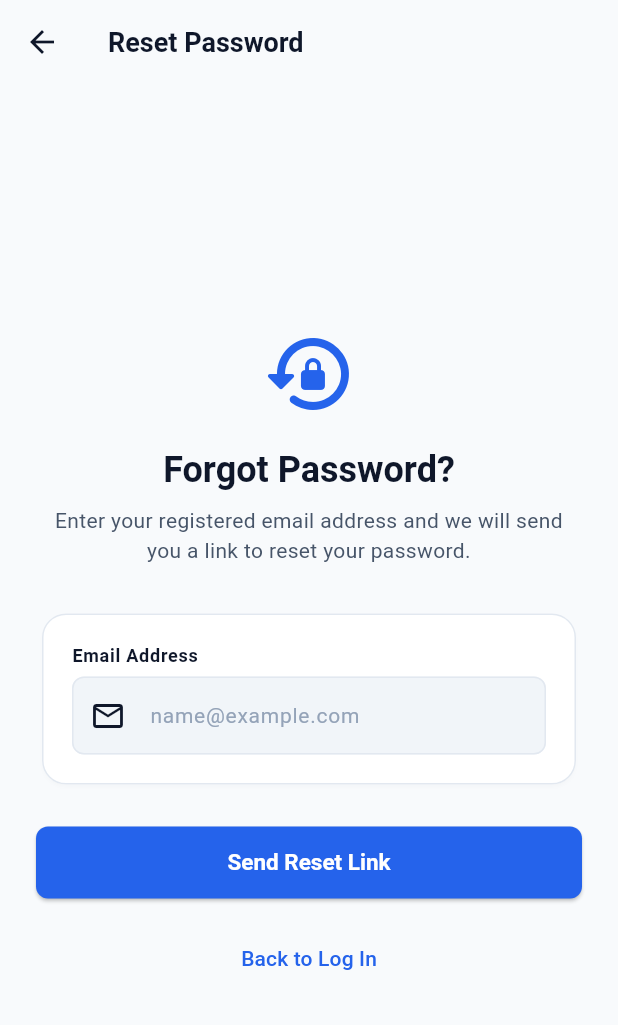
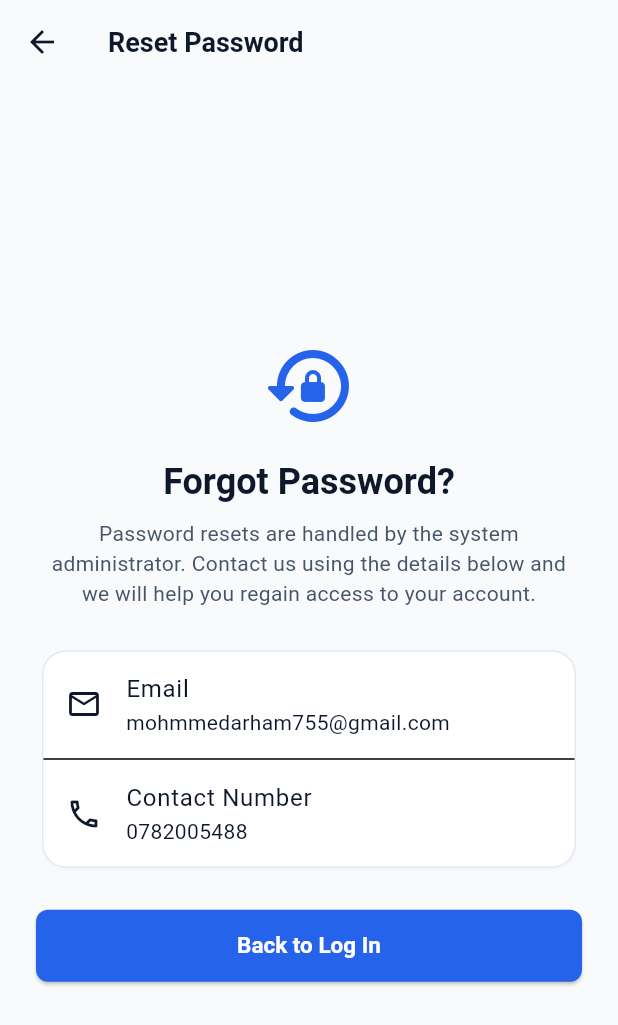
Before and after one commit to mohmmedarham755-lgtm/creditbillsystems, a Flutter app: the ForgotPasswordScreen screen opened by its route, on a phone screen of 412 x 824 dp. Shown: the top 1025 px of the screen. Run offline on Flutter 3.47's test engine with Material 3 defaults, Android fonts, the phone set to English and light mode, and no system bars; our stand-ins replace flutter_local_notifications, flutter_secure_storage, image_picker, sqflite, sqflite_common_ffi_web, table_calendar and 1 more; accounts and stored records are empty.

Commit message:
feat: brand app icon and route password resets to admin contact

```diff
--- a/lib/features/auth/presentation/forgot_password_screen.dart
+++ b/lib/features/auth/presentation/forgot_password_screen.dart
@@ -1,70 +1,24 @@
 // ignore: deprecated_member_use
 import 'package:flutter/material.dart';
-import 'package:provider/provider.dart';
 
 import '../../../core/constants/app_colors.dart';
-import 'auth_provider.dart';
+import '../../settings/presentation/contact_details_page.dart';
 
-/// Screen allowing users to request a password reset email for account recovery.
-class ForgotPasswordScreen extends StatefulWidget {
+/// Screen explaining how to recover an account when the password is forgotten.
+///
+/// Password reset emails are not supported by the current local and PHP
+/// backends, so the screen directs users to the administrator instead.
+class ForgotPasswordScreen extends StatelessWidget {
   const ForgotPasswordScreen({super.key});
 
-  @override
-  State<ForgotPasswordScreen> createState() => _ForgotPasswordScreenState();
-}
-
-class _ForgotPasswordScreenState extends State<ForgotPasswordScreen> {
-  final _formKey = GlobalKey<FormState>();
-  final _emailController = TextEditingController();
-  bool _emailSent = false;
-
-  static final RegExp _emailRegex = RegExp(
-    r'^[a-zA-Z0-9.!#$%&’*+/=?^_`{|}~-]+@[a-zA-Z0-9-]+(?:\.[a-zA-Z0-9-]+)*$',
-  );
-
-  @override
-  void dispose() {
-    _emailController.dispose();
-    super.dispose();
-  }
-
-  Future<void> _handleResetPassword() async {
-    final authProvider = context.read<AuthProvider>();
-    authProvider.setError(null);
-
-    if (!_formKey.currentState!.validate()) {
-      return;
-    }
-
-    final success = await authProvider.sendPasswordResetEmail(
-      email: _emailController.text.trim(),
-    );
-
-    if (!mounted) return;
-
-    if (success) {
-      setState(() {
-        _emailSent = true;
-      });
-    } else {
-      final errorMsg =
-          authProvider.errorMessage ??
-          'Unable to send password reset email. Please try again.';
-      ScaffoldMessenger.of(context).showSnackBar(
-        SnackBar(
-          content: Text(errorMsg),
-          backgroundColor: AppColors.healthRisk,
-          behavior: SnackBarBehavior.floating,
-        ),
-      );
-    }
-  }
+  static const Key contactCardKey = Key('forgot-password-contact-card');
+  static const Key emailKey = Key('forgot-password-email');
+  static const Key contactNumberKey = Key('forgot-password-contact-number');
 
   @override
   Widget build(BuildContext context) {
     final theme = Theme.of(context);
     final isDark = theme.brightness == Brightness.dark;
-    final authProvider = context.watch<AuthProvider>();
 
     return Scaffold(
       appBar: AppBar(title: const Text('Reset Password')),
@@ -75,32 +29,16 @@ class _ForgotPasswordScreenState extends State<ForgotPasswordScreen> {
               horizontal: 24.0,
               vertical: 16.0,
             ),
-            child: _emailSent
-                ? _buildSuccessView(context, isDark, theme)
-                : _buildFormView(context, isDark, theme, authProvider),
-          ),
-        ),
-      ),
-    );
-  }
-
-  Widget _buildFormView(
-    BuildContext context,
-    bool isDark,
-    ThemeData theme,
-    AuthProvider authProvider,
-  ) {
-    return Form(
-      key: _formKey,
             child: Column(
               crossAxisAlignment: CrossAxisAlignment.stretch,
               mainAxisAlignment: MainAxisAlignment.center,
               children: [
-          // Header Icon
                 Icon(
                   Icons.lock_reset_rounded,
                   size: 64,
-            color: isDark ? AppColors.brandPrimaryDark : AppColors.brandPrimary,
+                  color: isDark
+                      ? AppColors.brandPrimaryDark
+                      : AppColors.brandPrimary,
                 ),
                 const SizedBox(height: 16),
                 Text(
@@ -108,12 +46,16 @@ class _ForgotPasswordScreenState extends State<ForgotPasswordScreen> {
                   textAlign: TextAlign.center,
                   style: theme.textTheme.headlineSmall?.copyWith(
                     fontWeight: FontWeight.bold,
-              color: isDark ? AppColors.textPrimaryDark : AppColors.textPrimary,
+                    color: isDark
+                        ? AppColors.textPrimaryDark
+                        : AppColors.textPrimary,
                   ),
                 ),
                 const SizedBox(height: 8),
                 Text(
-            'Enter your registered email address and we will send you a link to reset your password.',
+                  'Password resets are handled by the system administrator. '
+                  'Contact us using the details below and we will help you '
+                  'regain access to your account.',
                   textAlign: TextAlign.center,
                   style: theme.textTheme.bodyMedium?.copyWith(
                     color: isDark
@@ -121,177 +63,30 @@ class _ForgotPasswordScreenState extends State<ForgotPasswordScreen> {
                         : AppColors.textSecondary,
                   ),
                 ),
-          const SizedBox(height: 28),
-
-          // Inline Error Banner
-          if (authProvider.errorMessage != null) ...[
-            Container(
-              padding: const EdgeInsets.symmetric(
-                horizontal: 14.0,
-                vertical: 10.0,
-              ),
-              decoration: BoxDecoration(
-                color: isDark
-                    ? AppColors.healthRiskDark.withValues(alpha: 0.15)
-                    : AppColors.healthRiskBg,
-                borderRadius: BorderRadius.circular(8),
-                border: Border.all(
-                  color: isDark
-                      ? AppColors.healthRiskDark
-                      : AppColors.healthRisk,
-                  width: 1,
+                const SizedBox(height: 24),
+                Card(
+                  key: contactCardKey,
+                  elevation: 1,
+                  child: Column(
+                    children: [
+                      ListTile(
+                        key: emailKey,
+                        leading: const Icon(Icons.email_outlined),
+                        title: const Text('Email'),
+                        subtitle: const SelectableText(
+                          ContactDetailsPage.supportEmail,
                         ),
                       ),
-              child: Row(
-                children: [
-                  Icon(
-                    Icons.error_outline,
-                    size: 20,
-                    color: isDark
-                        ? AppColors.healthRiskDark
-                        : AppColors.healthRisk,
-                  ),
-                  const SizedBox(width: 10),
-                  Expanded(
-                    child: Text(
-                      authProvider.errorMessage!,
-                      style: theme.textTheme.bodySmall?.copyWith(
-                        color: isDark
-                            ? AppColors.healthRiskDark
-                            : AppColors.healthRisk,
-                        fontWeight: FontWeight.w600,
-                      ),
+                      const Divider(height: 1),
+                      ListTile(
+                        key: contactNumberKey,
+                        leading: const Icon(Icons.phone_outlined),
+                        title: const Text('Contact Number'),
+                        subtitle: const SelectableText(
+                          ContactDetailsPage.supportPhone,
                         ),
                       ),
                     ],
-              ),
-            ),
-            const SizedBox(height: 16),
-          ],
-
-          // Card Form
-          Card(
-            elevation: 1,
-            child: Padding(
-              padding: const EdgeInsets.all(20.0),
-              child: Column(
-                crossAxisAlignment: CrossAxisAlignment.start,
-                children: [
-                  Text(
-                    'Email Address',
-                    style: theme.textTheme.labelMedium?.copyWith(
-                      fontWeight: FontWeight.w600,
-                    ),
-                  ),
-                  const SizedBox(height: 6),
-                  TextFormField(
-                    controller: _emailController,
-                    keyboardType: TextInputType.emailAddress,
-                    textInputAction: TextInputAction.done,
-                    onFieldSubmitted: (_) => _handleResetPassword(),
-                    decoration: const InputDecoration(
-                      hintText: 'name@example.com',
-                      prefixIcon: Icon(Icons.email_outlined),
-                    ),
-                    validator: (value) {
-                      if (value == null || value.trim().isEmpty) {
-                        return 'Please enter your email address.';
-                      }
-                      if (!_emailRegex.hasMatch(value.trim())) {
-                        return 'Please enter a valid email format.';
-                      }
-                      return null;
-                    },
-                  ),
-                ],
-              ),
-            ),
-          ),
-          const SizedBox(height: 24),
-
-          // Submit Button
-          SizedBox(
-            height: 48,
-            child: ElevatedButton(
-              onPressed: authProvider.isLoading ? null : _handleResetPassword,
-              child: authProvider.isLoading
-                  ? const SizedBox(
-                      width: 20,
-                      height: 20,
-                      child: CircularProgressIndicator(
-                        strokeWidth: 2.5,
-                        color: Colors.white,
-                      ),
-                    )
-                  : const Text('Send Reset Link'),
-            ),
-          ),
-          const SizedBox(height: 16),
-
-          // Return to Login
-          TextButton(
-            onPressed: () {
-              if (Navigator.of(context).canPop()) {
-                Navigator.of(context).pop();
-              } else {
-                Navigator.of(context).pushReplacementNamed('/login');
-              }
-            },
-            child: const Text('Back to Log In'),
-          ),
-        ],
-      ),
-    );
-  }
-
-  Widget _buildSuccessView(BuildContext context, bool isDark, ThemeData theme) {
-    return Column(
-      crossAxisAlignment: CrossAxisAlignment.stretch,
-      mainAxisAlignment: MainAxisAlignment.center,
-      children: [
-        Icon(
-          Icons.mark_email_read_outlined,
-          size: 64,
-          color: isDark ? AppColors.healthHealthyDark : AppColors.healthHealthy,
-        ),
-        const SizedBox(height: 16),
-        Text(
-          'Check Your Inbox',
-          textAlign: TextAlign.center,
-          style: theme.textTheme.headlineSmall?.copyWith(
-            fontWeight: FontWeight.bold,
-            color: isDark ? AppColors.textPrimaryDark : AppColors.textPrimary,
-          ),
-        ),
-        const SizedBox(height: 12),
-        Card(
-          elevation: 1,
-          child: Padding(
-            padding: const EdgeInsets.all(20.0),
-            child: Column(
-              children: [
-                Text(
-                  'If an account exists for this email address, a password reset link has been sent.',
-                  textAlign: TextAlign.center,
-                  style: theme.textTheme.bodyMedium?.copyWith(
-                    fontWeight: FontWeight.w600,
-                    color: isDark
-                        ? AppColors.textPrimaryDark
-                        : AppColors.textPrimary,
-                  ),
-                ),
-                const SizedBox(height: 10),
-                Text(
-                  'Please follow the link in your email to reset your password. Be sure to check your spam or junk folder.',
-                  textAlign: TextAlign.center,
-                  style: theme.textTheme.bodySmall?.copyWith(
-                    color: isDark
-                        ? AppColors.textSecondaryDark
-                        : AppColors.textSecondary,
-                  ),
-                ),
-              ],
-            ),
                   ),
                 ),
                 const SizedBox(height: 24),
@@ -309,6 +104,10 @@ class _ForgotPasswordScreenState extends State<ForgotPasswordScreen> {
                   ),
                 ),
               ],
+            ),
+          ),
+        ),
+      ),
     );
   }
 }
--- a/lib/features/settings/presentation/contact_details_page.dart
+++ b/lib/features/settings/presentation/contact_details_page.dart
@@ -5,8 +5,8 @@ import 'package:flutter/material.dart';
 class ContactDetailsPage extends StatelessWidget {
   const ContactDetailsPage({super.key});
 
-  static const String supportEmail = 'support@creditbillsytems.com';
-  static const String supportPhone = '+91 98765 43210';
+  static const String supportEmail = 'mohmmedarham755@gmail.com';
+  static const String supportPhone = '0782005488';
 
   static const Key emailKey = Key('contact-email');
   static const Key phoneKey = Key('contact-phone');
@@ -37,7 +37,7 @@ class ContactDetailsPage extends StatelessWidget {
           ListTile(
             key: phoneKey,
             leading: Icon(Icons.phone_outlined),
-            title: Text('Phone'),
+            title: Text('Contact Number'),
             subtitle: SelectableText(supportPhone),
           ),
         ],
```
Also changed, not shown: 8 other files. Lines whose indentation alone changed are shown as unchanged.
